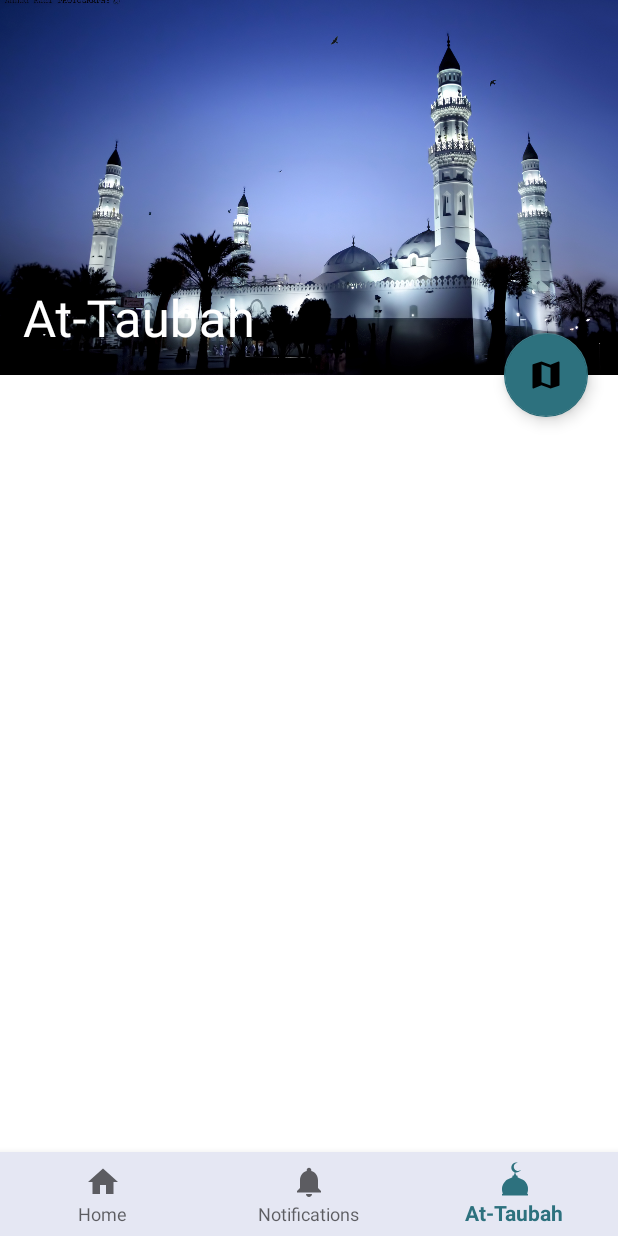
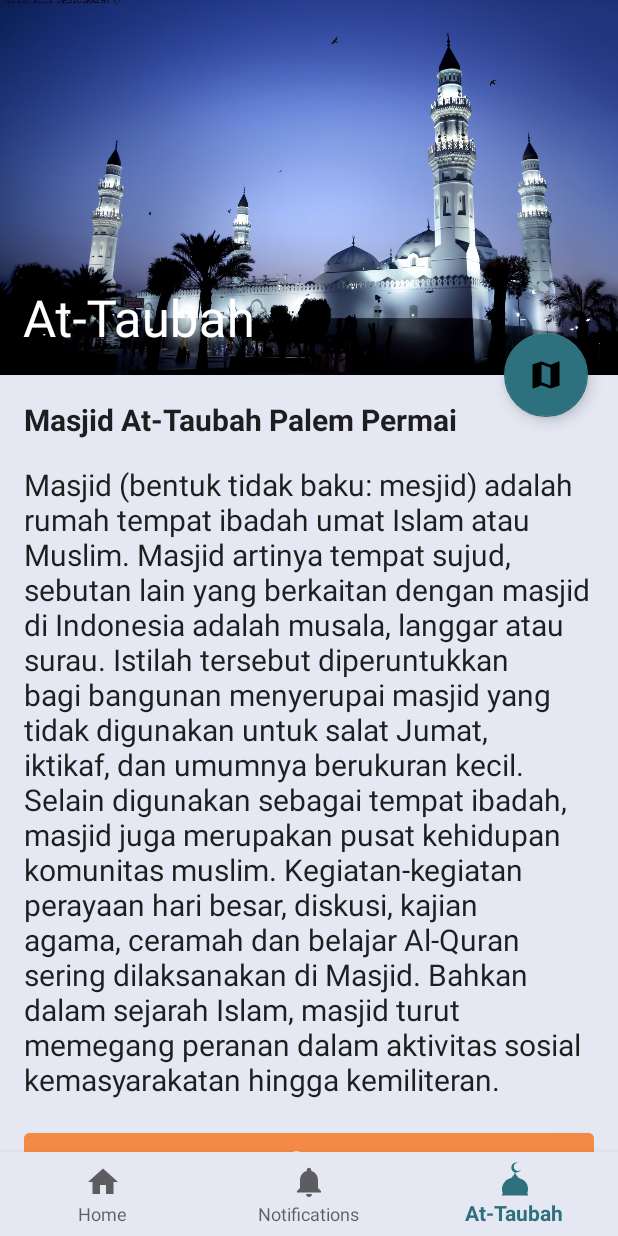
Before and after one commit to arifahmadalfian/at_taubah, an Android app: the MasjidFragment screen opened through its navigation route, on a phone screen of 412 x 824 dp. Run offline under Robolectric (Android 15) with nearby library versions, the light colour scheme and no system bars; our stand-ins replace navigation-ui; Roboto replaces fonts that are not available here.

Commit message:
menambahkan konten, tentang , button, di fragment mesjid

```diff
--- /dev/null
+++ b/app/src/main/res/drawable/bg_btn_admin.xml
@@ -0,0 +1,9 @@
+<?xml version="1.0" encoding="utf-8"?>
+<selector xmlns:android="http://schemas.android.com/apk/res/android">
+    <item>
+        <shape android:shape="rectangle">
+            <solid android:color="@color/colorAccent"/>
+            <corners android:radius="10dp"/>
+        </shape>
+    </item>
+</selector>
--- a/app/src/main/res/layout/fragment_masjid.xml
+++ b/app/src/main/res/layout/fragment_masjid.xml
@@ -5,7 +5,6 @@
     android:layout_width="match_parent"
     android:layout_height="match_parent"
     android:background="@color/colorBackground"
-    android:backgroundTint="#FFFFFF"
     android:backgroundTintMode="screen"
     tools:context=".ui.masjid.MasjidFragment">
 
@@ -65,11 +64,43 @@
 
     <androidx.core.widget.NestedScrollView
         android:layout_width="match_parent"
-        android:layout_height="match_parent"
-        android:layout_marginBottom="?attr/actionBarSize"
+        android:layout_height="wrap_content"
         app:layout_behavior="@string/appbar_scrolling_view_behavior">
 
+        <LinearLayout
+            android:layout_width="match_parent"
+            android:layout_height="wrap_content"
+            android:orientation="vertical"
+            android:background="@color/colorBackground"
+            android:padding="16dp">
 
+            <TextView
+                android:layout_width="match_parent"
+                android:layout_height="wrap_content"
+                android:text="@string/masjid_at_taubah"
+                style="@style/StyleText"
+                android:layout_marginBottom="16dp"
+                android:textStyle="bold"
+                android:textSize="20sp"/>
+
+            <TextView
+                android:layout_width="match_parent"
+                android:layout_height="wrap_content"
+                android:text="@string/tentang_mesjid"
+                style="@style/StyleText"
+                android:textSize="20sp"
+                android:layout_marginBottom="16dp"/>
+
+            <Button
+                android:layout_width="match_parent"
+                android:layout_height="wrap_content"
+                android:text="@string/admin"
+                style="@style/StyleText"
+                android:textStyle="bold"
+                android:textSize="25sp"
+                android:backgroundTint="@color/colorAccent"/>
+
+        </LinearLayout>
 
     </androidx.core.widget.NestedScrollView>
 
--- a/app/src/main/res/values/strings.xml
+++ b/app/src/main/res/values/strings.xml
@@ -6,13 +6,7 @@
     <string name="hello_blank_fragment">Hello blank fragment</string>
     <string name="fragment_about">Ini Adalah Fragment masjid</string>
     <string name="title_masjid">At-Taubah</string>
-    <string name="contoh_text">Di Google I/O kemarin, Google kini telah memberikan dukungan penuh untuk bahasa pemrograman Kotlin. Android Studio 3.0 yang akan segera diluncurkan dalam waktu dekat nantinya akan langsung mendukung bahasa pemrograman Kotlin.
 
-Mungkin bagi sebagian developer aplikasi Android sudah tahu tentang Kotlin. Nah bagi yang belum tahu apa itu Kotlin sederhananya Kotlin adalah bahasa pemrograman yang merupakan “penyempurnaan” dari bahasa pemrograman Java untuk pengembangan aplikasi Android.
-
-Kotlin awalnya dikembangkan oleh JetBrains, perusahaan dibalik IntelliJ IDEA. Setelah melalui banyak perkembangan, JetBrains merilis Kotlin secara open source dan kini setelah perkembangannya semakin maju, Google mendukung penuh Kotlin untuk pengembangan aplikasi Android.
-
-Developer tidak perlu khawatir proyek Android-nya yang menggunakan Java akan menjadi tidak bisa digunakan ketik ketika menggunakan Kotlin karena Java dan Kotlin bisa digunakan berbarengan. Dan karena Kotlin mirip dengan Java, developer akan dapat dengan mudah bahasa pemrograman Kotlin.</string>
     <string name="imsak">Imsak</string>
     <string name="subuh">Subuh</string>
     <string name="dzuhur">Dzuhur</string>
@@ -22,5 +16,8 @@ Developer tidak perlu khawatir proyek Android-nya yang menggunakan Java akan men
     <string name="isya">Isya</string>
     <string name="waktu_sholat">Waktu Sholat</string>
     <string name="bandung">Bandung</string>
+    <string name="masjid_at_taubah">Masjid At-Taubah Palem Permai</string>
+    <string name="tentang_mesjid">Masjid (bentuk tidak baku: mesjid) adalah rumah tempat ibadah umat Islam atau Muslim. Masjid artinya tempat sujud, sebutan lain yang berkaitan dengan masjid di Indonesia adalah musala, langgar atau surau. Istilah tersebut diperuntukkan bagi bangunan menyerupai masjid yang tidak digunakan untuk salat Jumat, iktikaf, dan umumnya berukuran kecil. Selain digunakan sebagai tempat ibadah, masjid juga merupakan pusat kehidupan komunitas muslim. Kegiatan-kegiatan perayaan hari besar, diskusi, kajian agama, ceramah dan belajar Al-Quran sering dilaksanakan di Masjid. Bahkan dalam sejarah Islam, masjid turut memegang peranan dalam aktivitas sosial kemasyarakatan hingga kemiliteran.</string>
+    <string name="admin">Admin</string>
 
 </resources>
```
